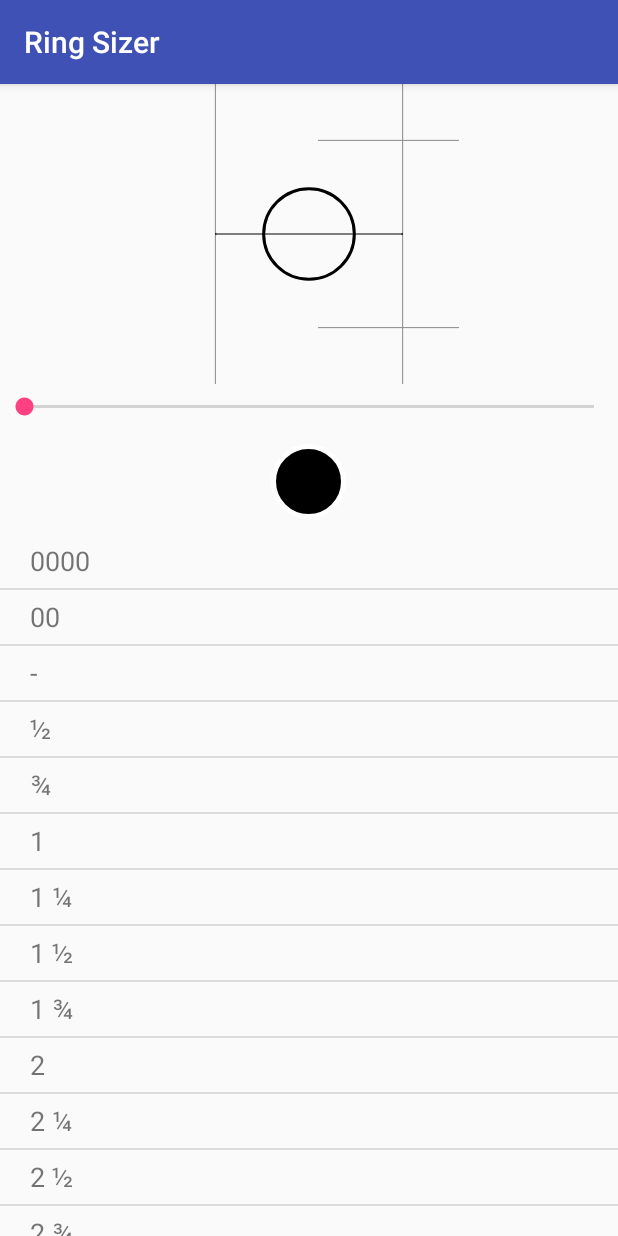
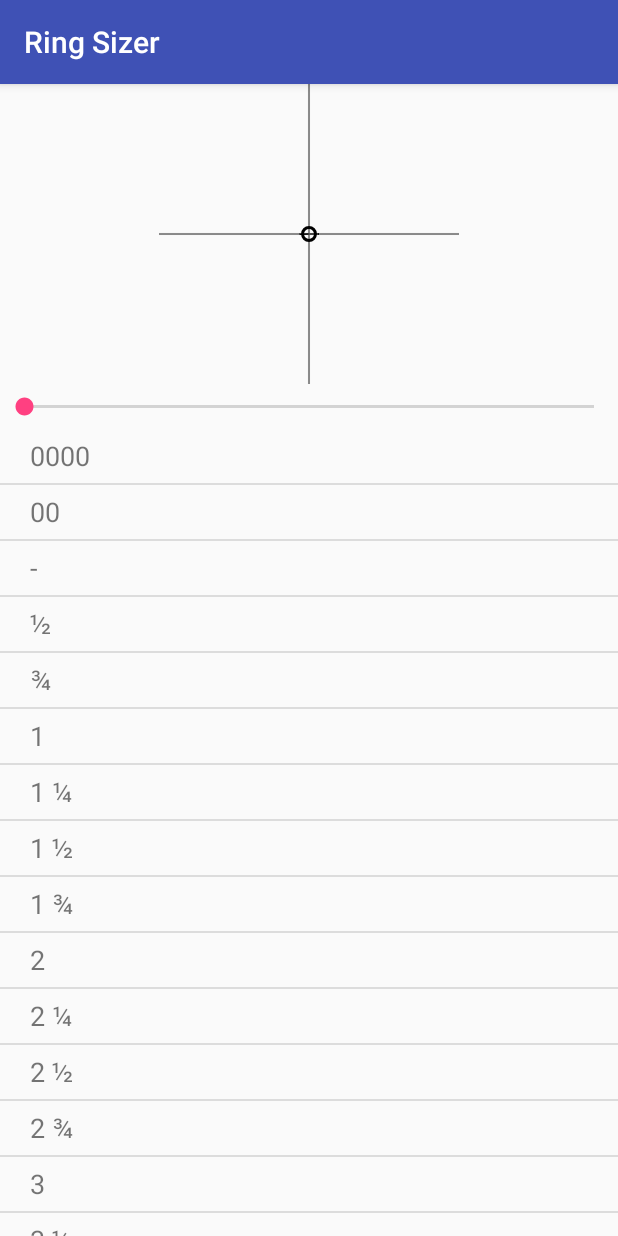
Before and after one commit to zelin/RingSizer, an Android app: the screen it shows after launch (MainActivity), on a phone screen of 412 x 824 dp. Run offline under Robolectric (Android 15) with nearby library versions, the phone set to English and light mode, and no system bars; 2 statements that could not run were skipped.

Commit message:
initial commit

```diff
--- a/app/src/main/res/layout/activity_main.xml
+++ b/app/src/main/res/layout/activity_main.xml
@@ -25,17 +25,6 @@
         android:layout_marginRight="0.0dip"
         />
 
-    <TextView
-        android:background="@drawable/circle"
-        android:layout_margin="10dp"
-        android:textSize="18sp"
-        android:gravity="center"
-        android:layout_width="50dp"
-        android:layout_height="50dp"
-        android:text="USA"
-        android:lines="1"
-        />
-
     <ListView
         android:id="@+id/listView"
         android:layout_width="match_parent"
--- a/ringsizer/src/main/java/com/neberox/lib/ringsizer/RingSizer.java
+++ b/ringsizer/src/main/java/com/neberox/lib/ringsizer/RingSizer.java
@@ -6,7 +6,11 @@ import android.graphics.Canvas;
 import android.graphics.Color;
 import android.graphics.Paint;
 import android.graphics.Path;
+import android.graphics.Rect;
+import android.graphics.RectF;
+import android.support.annotation.NonNull;
 import android.support.annotation.Nullable;
+import android.text.TextPaint;
 import android.util.AttributeSet;
 import android.util.DisplayMetrics;
 import android.util.TypedValue;
@@ -61,8 +65,10 @@ public class RingSizer extends View
     // top and bottom text Padding to add in textLabel
     private float textPaddingHeight = 10.0f;
 
+    private float mmConstant = 0;
     private Paint paint = new Paint();
     private Path path   = new Path();
+    private String code = "";
 
     public RingSizer(Context context)
     {
@@ -119,6 +125,8 @@ public class RingSizer extends View
 
     public void setSize(float diameter, String code)
     {
+        this.diameter = diameter;
+        this.code = code;
         invalidate();
     }
 
@@ -127,8 +135,14 @@ public class RingSizer extends View
     {
         super.onDraw(canvas);
 
+
+        final DisplayMetrics dm = getResources().getDisplayMetrics();
+        mmConstant = TypedValue.applyDimension(TypedValue.COMPLEX_UNIT_MM, 1, getResources().getDisplayMetrics());;
+
+        // Diameter is in millimeter
         float radius = diameter/2;
-        float distance = radius;
+        // converting diameter to number of pixel points
+        float distance = radius / mmConstant;
 
         float midX = getWidth() / 2;
         float midY = getHeight() / 2;
@@ -139,20 +153,20 @@ public class RingSizer extends View
         this.paint.setColor(mLinesStrokeColor);
 
         // Line 1
-        this.path.moveTo(getLeft(), midY - this.diameter);
-        this.path.lineTo(getLeft() + getWidth(), midY - this.diameter);
+        this.path.moveTo(0, midY - distance);
+        this.path.lineTo(getWidth(), midY - distance);
 
         // Line 2
-        this.path.moveTo(getLeft(), midY + this.diameter);
-        this.path.lineTo(getLeft() + getWidth(), midY + this.diameter);
+        this.path.moveTo(0, midY + distance);
+        this.path.lineTo(getWidth(), midY + distance);
 
         // Line 3
-        this.path.moveTo(midX - this.diameter, getTop());
-        this.path.lineTo(midX - this.diameter, getTop() + getHeight());
+        this.path.moveTo(midX - distance, 0);
+        this.path.lineTo(midX - distance, getHeight());
 
         // Line 4
-        this.path.moveTo(midX + this.diameter, getTop());
-        this.path.lineTo(midX + this.diameter, getTop() + getHeight());
+        this.path.moveTo(midX + distance, 0);
+        this.path.lineTo(midX + distance, getHeight());
 
         canvas.drawPath(this.path, this.paint);
 
@@ -161,17 +175,30 @@ public class RingSizer extends View
         this.paint.setStyle(Paint.Style.STROKE);
         this.paint.setStrokeWidth(mRingStrokeWidth);
         this.paint.setColor(mRingStrokeColor);
-        canvas.drawCircle(midX, midY, radius - 0.5F * mRingStrokeWidth, this.paint);
+        canvas.drawCircle(midX, midY, radius + ( 0.5f * mRingStrokeWidth), this.paint);
 
         this.path.reset();
 
+        this.paint.setStyle(Paint.Style.FILL);
+        this.paint.setStrokeWidth(Color.TRANSPARENT);
+        this.paint.setColor(mTextColor);
+
+        TextPaint textPaint = new TextPaint();
+        textPaint.setTextSize(fontSize);
+        textPaint.setTextAlign(Paint.Align.CENTER);
+
+        RectF textRect = getTextBackgroundSize(midX, midY, code, textPaint)
+        canvas.drawRect(textRect, this.paint);
+
+        this.path.reset();
 
         this.paint.setStrokeWidth(mArrowStrokeWidth);
         this.paint.setStyle(Paint.Style.STROKE);
         this.paint.setColor(mArrowStrokeColor);
 
-        this.path.moveTo(mArrowStrokeWidth + (midX - this.diameter), midY - 0.55F * mArrowStrokeWidth);
-        this.path.lineTo(midX - this.diameter, midY);
+        this.path.moveTo((midX - distance), midY);
+        this.path.lineTo(textRect.left - 5, midY);
+
         this.path.lineTo(mArrowStrokeWidth + (midX - this.diameter), midY + 0.55F * mArrowStrokeWidth);
         this.path.moveTo(midX - this.diameter, midY);
         this.path.lineTo(midX + this.diameter, midY);
@@ -180,7 +207,7 @@ public class RingSizer extends View
         this.path.lineTo(midX + this.diameter - mArrowStrokeWidth, midY + 0.55F * mArrowStrokeWidth);
         canvas.drawPath(this.path, this.paint);
 
-        float mDiff = this.diameter - mArrowStrokeWidth;
+        float mDiff = distance - mArrowStrokeWidth;
 
         this.paint.setStyle(Paint.Style.FILL);
         this.paint.setColor(mLinesStrokeColor);
@@ -231,4 +258,13 @@ public class RingSizer extends View
 
         return sizes;
     }
+
+
+    private @NonNull
+    Rect getTextBackgroundSize(float x, float y, @NonNull String text, @NonNull TextPaint paint)
+    {
+        Paint.FontMetrics fontMetrics = paint.getFontMetrics();
+        float halfTextLength = paint.measureText(text) / 2 + 5;
+        return new Rect((int) (x - halfTextLength), (int) (y + fontMetrics.top), (int) (x + halfTextLength), (int) (y + fontMetrics.bottom));
+    }
 }
--- a/ringsizer/src/main/res/values/attr.xml
+++ b/ringsizer/src/main/res/values/attr.xml
@@ -9,11 +9,11 @@
 
         <attr name="diameter"  format="float" />
 
-        <attr name="ringStrokeColor"  format="integer" />
-        <attr name="arrowStrokeColor" format="integer" />
-        <attr name="lineStrokeColor"  format="integer" />
-        <attr name="textColor"        format="integer" />
-        <attr name="textBgColor"      format="integer" />
+        <attr name="ringStrokeColor"  format="string" />
+        <attr name="arrowStrokeColor" format="string" />
+        <attr name="lineStrokeColor"  format="string" />
+        <attr name="textColor"        format="string" />
+        <attr name="textBgColor"      format="string" />
 
         <attr name="fontSize"         format="dimension" />
 
```
